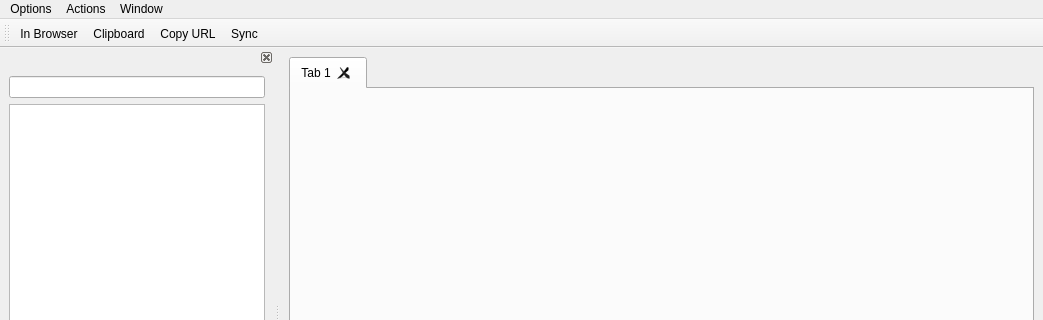
arsham/gistflow, file qml/mainwindow.ui: the form before one commit; both pictures show x 0 to 1043 and y 0 to 320 of the 1043 by 600 pixel window.
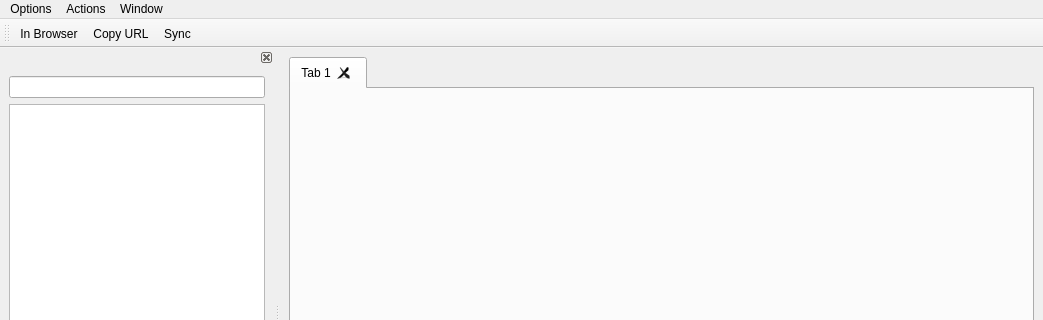
The form after the commit.

```diff
--- a/qml/mainwindow.ui
+++ b/qml/mainwindow.ui
@@ -140,18 +140,9 @@
     <bool>false</bool>
    </attribute>
    <addaction name="actionInBrowser"/>
-   <addaction name="actionClipboard"/>
    <addaction name="actionCopyURL"/>
    <addaction name="actionSync"/>
   </widget>
-  <action name="actionClipboard">
-   <property name="text">
-    <string>Clipboard</string>
-   </property>
-   <property name="toolTip">
-    <string>Copy to clipboard</string>
-   </property>
-  </action>
   <action name="actionQuit">
    <property name="text">
     <string>E&amp;xit</string>
```
Left out of the diff: 1 changed line with no effect on the pictures.
